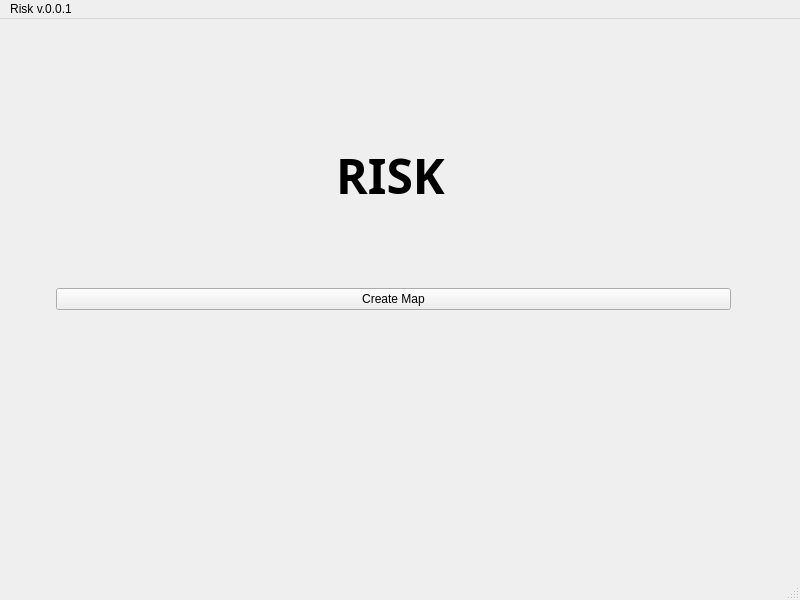
Above: gui/main_window.ui from TaimoorRana/Risk before the change. Below: the same form after it.
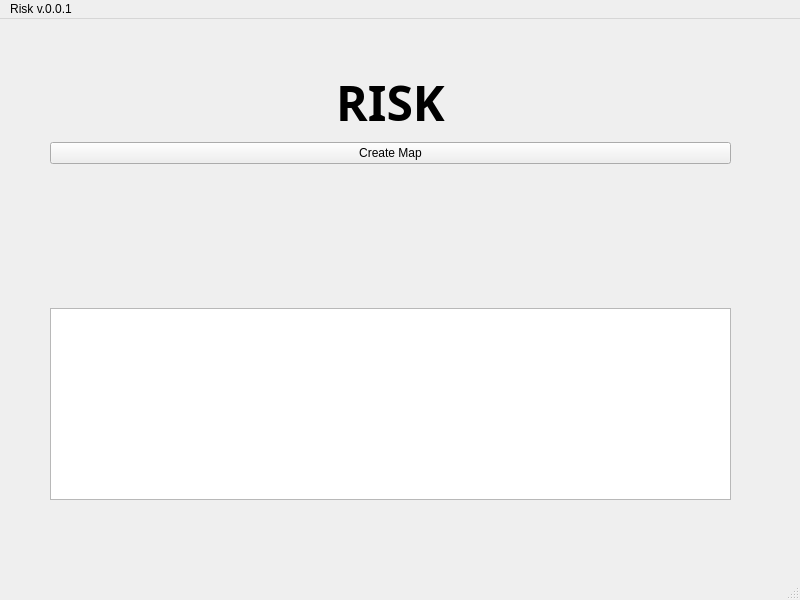
That is the form after the change.

Commit message: Add an example QGraphicsScene to Main Window

What changed in the file:
```diff
--- a/gui/main_window.ui
+++ b/gui/main_window.ui
@@ -43,15 +43,27 @@
       </widget>
      </item>
      <item>
-      <layout class="QFormLayout" name="formLayout">
-       <item row="0" column="1">
         <widget class="QPushButton" name="pushButton">
          <property name="text">
           <string>Create Map</string>
          </property>
         </widget>
        </item>
-      </layout>
+     <item>
+      <spacer name="verticalSpacer">
+       <property name="orientation">
+        <enum>Qt::Vertical</enum>
+       </property>
+       <property name="sizeHint" stdset="0">
+        <size>
+         <width>20</width>
+         <height>40</height>
+        </size>
+       </property>
+      </spacer>
+     </item>
+     <item>
+      <widget class="QGraphicsView" name="graphicsView"/>
      </item>
     </layout>
    </widget>
```
Lines whose indentation alone changed are shown as unchanged. The commit also changes 3 other files.
